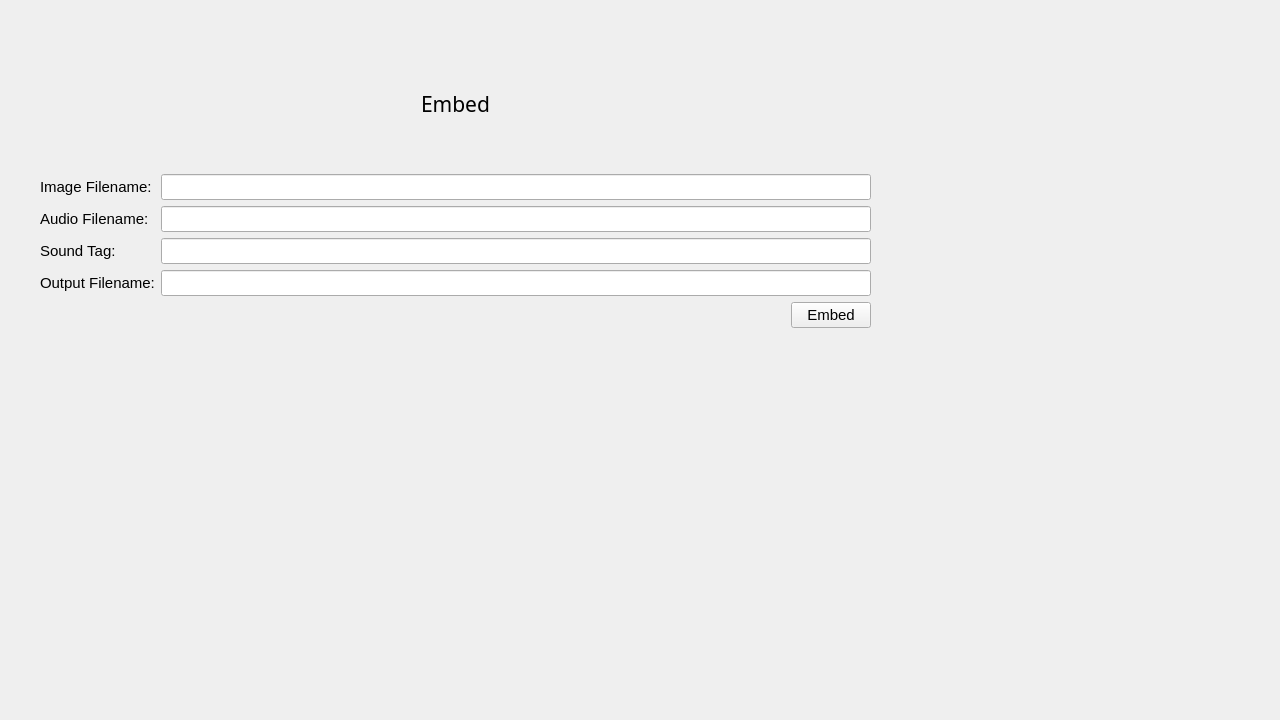
First picture: the form in resources/qt/embedwidget.ui, repository jmdaemon/oggex, before the edit.
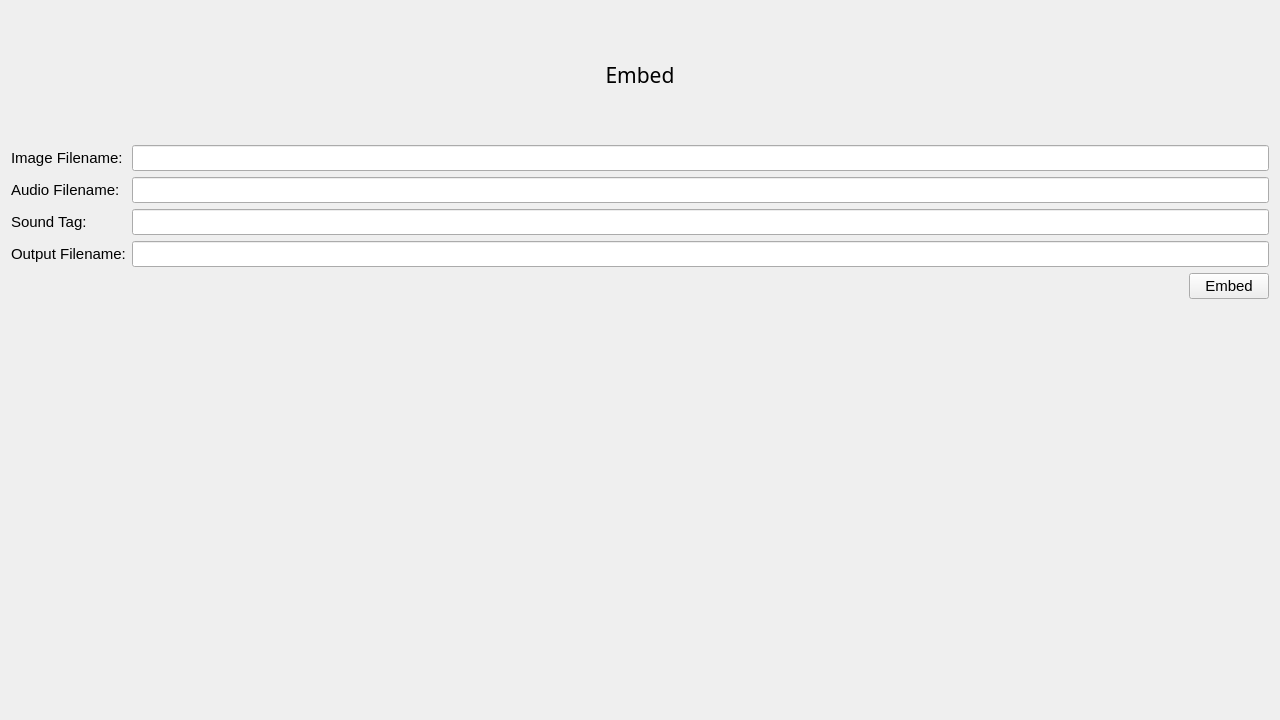
Second picture: the form after the edit. Custom widgets are drawn as their Qt base class.

Commit message: Fix embedwidget fields being offscreen

The edit to the form file:
```diff
--- a/resources/qt/embedwidget.ui
+++ b/resources/qt/embedwidget.ui
@@ -11,7 +11,7 @@
    </rect>
   </property>
   <property name="sizePolicy">
-   <sizepolicy hsizetype="MinimumExpanding" vsizetype="MinimumExpanding">
+   <sizepolicy hsizetype="Expanding" vsizetype="Expanding">
     <horstretch>0</horstretch>
     <verstretch>0</verstretch>
    </sizepolicy>
@@ -36,42 +36,8 @@
   <property name="windowTitle">
    <string>Form</string>
   </property>
-  <widget class="QWidget" name="verticalLayoutWidget">
-   <property name="geometry">
-    <rect>
-     <x>-3</x>
-     <y>3</y>
-     <width>872</width>
-     <height>652</height>
-    </rect>
-   </property>
-   <layout class="QVBoxLayout" name="verticalLayout">
-    <property name="sizeConstraint">
-     <enum>QLayout::SetDefaultConstraint</enum>
-    </property>
-    <property name="leftMargin">
-     <number>6</number>
-    </property>
-    <property name="topMargin">
-     <number>6</number>
-    </property>
-    <property name="rightMargin">
-     <number>6</number>
-    </property>
-    <property name="bottomMargin">
-     <number>6</number>
-    </property>
-   </layout>
-  </widget>
-  <widget class="QWidget" name="verticalLayoutWidget_2">
-   <property name="geometry">
-    <rect>
-     <x>40</x>
-     <y>40</y>
-     <width>831</width>
-     <height>621</height>
-    </rect>
-   </property>
+  <layout class="QGridLayout" name="gridLayout_2">
+   <item row="0" column="0">
    <layout class="QVBoxLayout" name="verticalLayout_2">
     <property name="sizeConstraint">
      <enum>QLayout::SetDefaultConstraint</enum>
@@ -174,7 +140,8 @@
      </layout>
     </item>
    </layout>
-  </widget>
+   </item>
+  </layout>
  </widget>
  <customwidgets>
   <customwidget>
```
Lines whose indentation alone changed are shown as unchanged. The commit also changes 2 other files.
